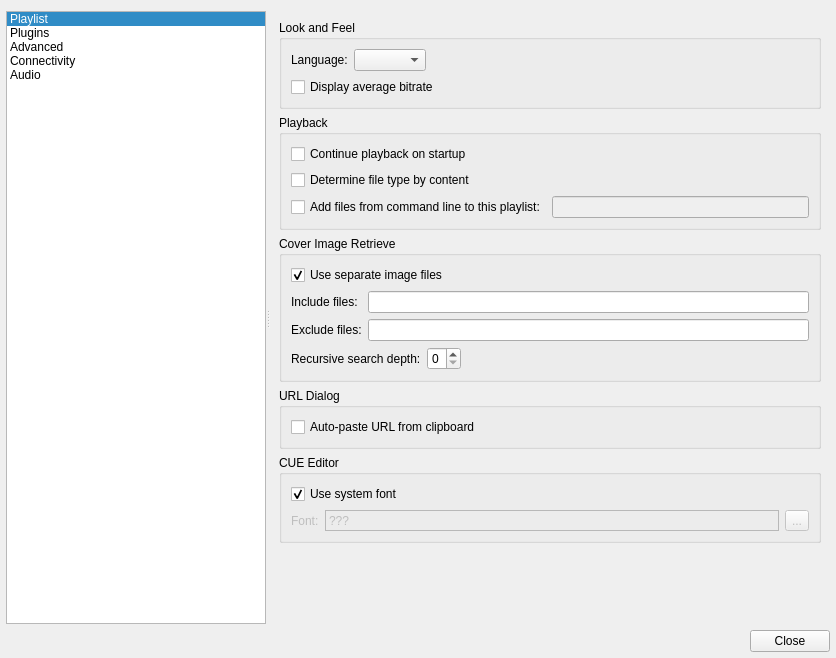
First picture: the form in src/qmmpui/forms/configdialog.ui, repository ksv1986/qmmp-staging, before the edit.
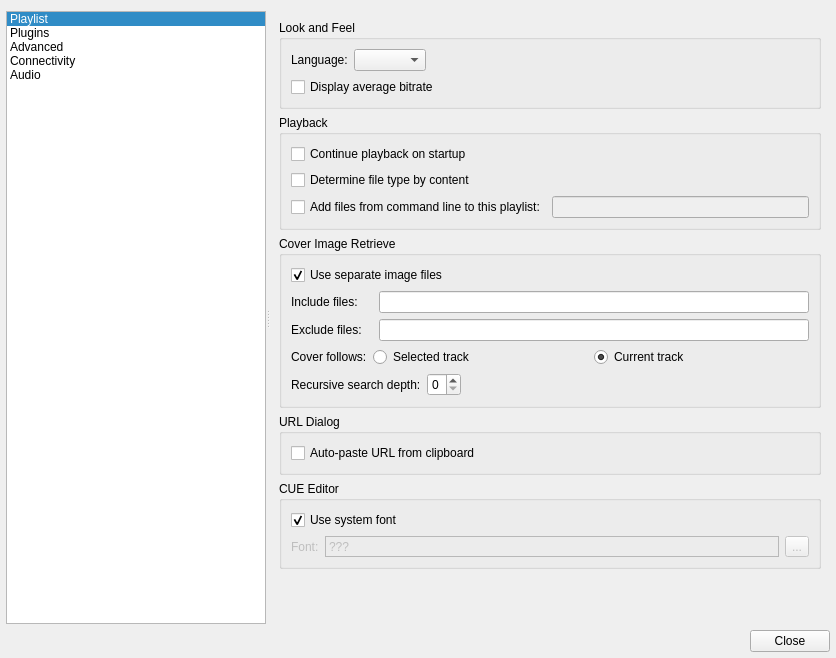
Second picture: the form after the edit. The open tabs and pages were chosen to show the change. Icons and pictures are not drawn.

Commit message: Add option to show cover of selected track

```diff
--- a/src/qmmpui/forms/configdialog.ui
+++ b/src/qmmpui/forms/configdialog.ui
@@ -435,7 +435,17 @@
            <string>Cover Image Retrieve</string>
           </property>
           <layout class="QGridLayout" name="gridLayout_6">
-           <item row="0" column="0" colspan="2">
+           <item row="3" column="0">
+            <widget class="QLabel" name="label_follows">
+             <property name="text">
+              <string>Cover follows:</string>
+             </property>
+            </widget>
+           </item>
+           <item row="1" column="2">
+            <widget class="QLineEdit" name="coverIncludeLineEdit"/>
+           </item>
+           <item row="0" column="0" colspan="3">
             <widget class="QCheckBox" name="useCoverFilesCheckBox">
              <property name="text">
               <string>Use separate image files</string>
@@ -452,9 +462,6 @@
              </property>
             </widget>
            </item>
-           <item row="1" column="1">
-            <widget class="QLineEdit" name="coverIncludeLineEdit"/>
-           </item>
            <item row="2" column="0">
             <widget class="QLabel" name="label_12">
              <property name="text">
@@ -462,10 +469,10 @@
              </property>
             </widget>
            </item>
-           <item row="2" column="1">
+           <item row="2" column="2">
             <widget class="QLineEdit" name="coverExcludeLineEdit"/>
            </item>
-           <item row="3" column="0" colspan="2">
+           <item row="4" column="0" colspan="3">
             <layout class="QHBoxLayout" name="horizontalLayout_4">
              <item>
               <widget class="QLabel" name="label_13">
@@ -496,6 +503,33 @@
              </item>
             </layout>
            </item>
+           <item row="3" column="1" colspan="2">
+            <layout class="QHBoxLayout" name="horizontalLayout_2">
+             <item>
+              <widget class="QRadioButton" name="coverFollowsSelected">
+               <property name="text">
+                <string>Selected track</string>
+               </property>
+               <attribute name="buttonGroup">
+                <string notr="true">coverRadioGroup</string>
+               </attribute>
+              </widget>
+             </item>
+             <item>
+              <widget class="QRadioButton" name="coverFollowsCurrent">
+               <property name="text">
+                <string>Current track</string>
+               </property>
+               <property name="checked">
+                <bool>true</bool>
+               </property>
+               <attribute name="buttonGroup">
+                <string notr="true">coverRadioGroup</string>
+               </attribute>
+              </widget>
+             </item>
+            </layout>
+           </item>
           </layout>
          </widget>
         </item>
```
Left out of the diff: 3 changed lines with no effect on the pictures. The commit also changes 8 other files.
